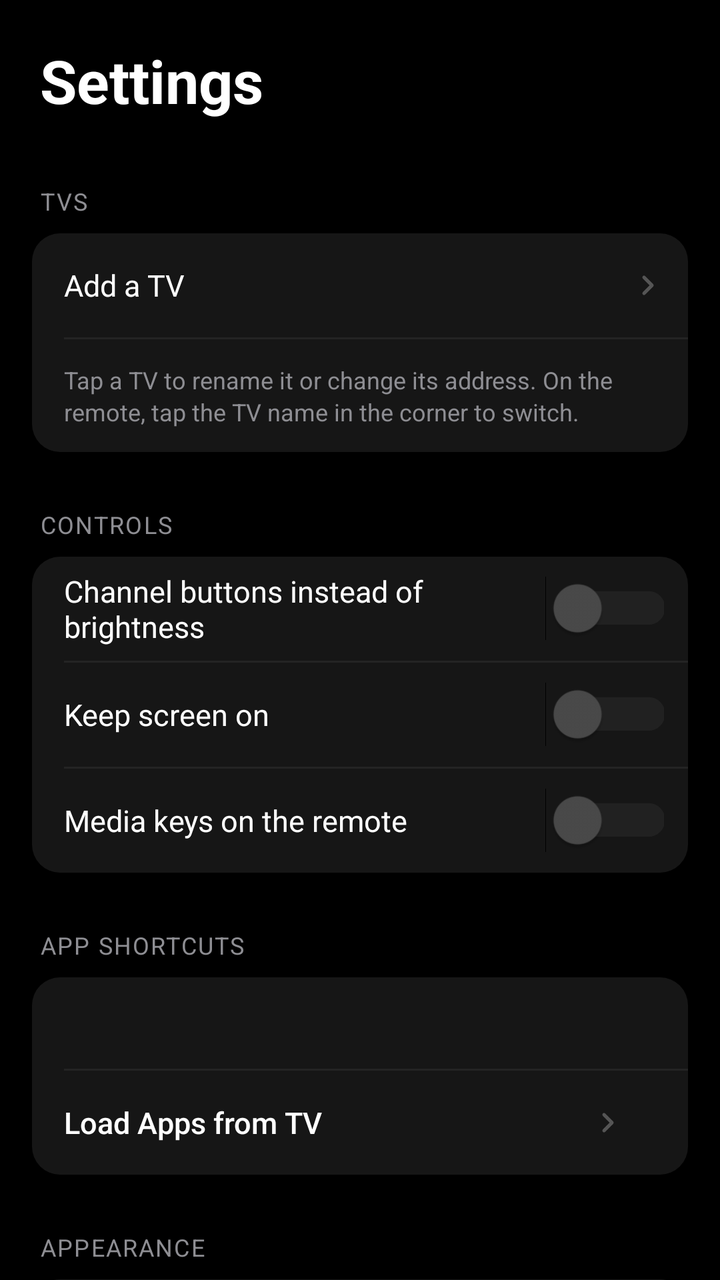
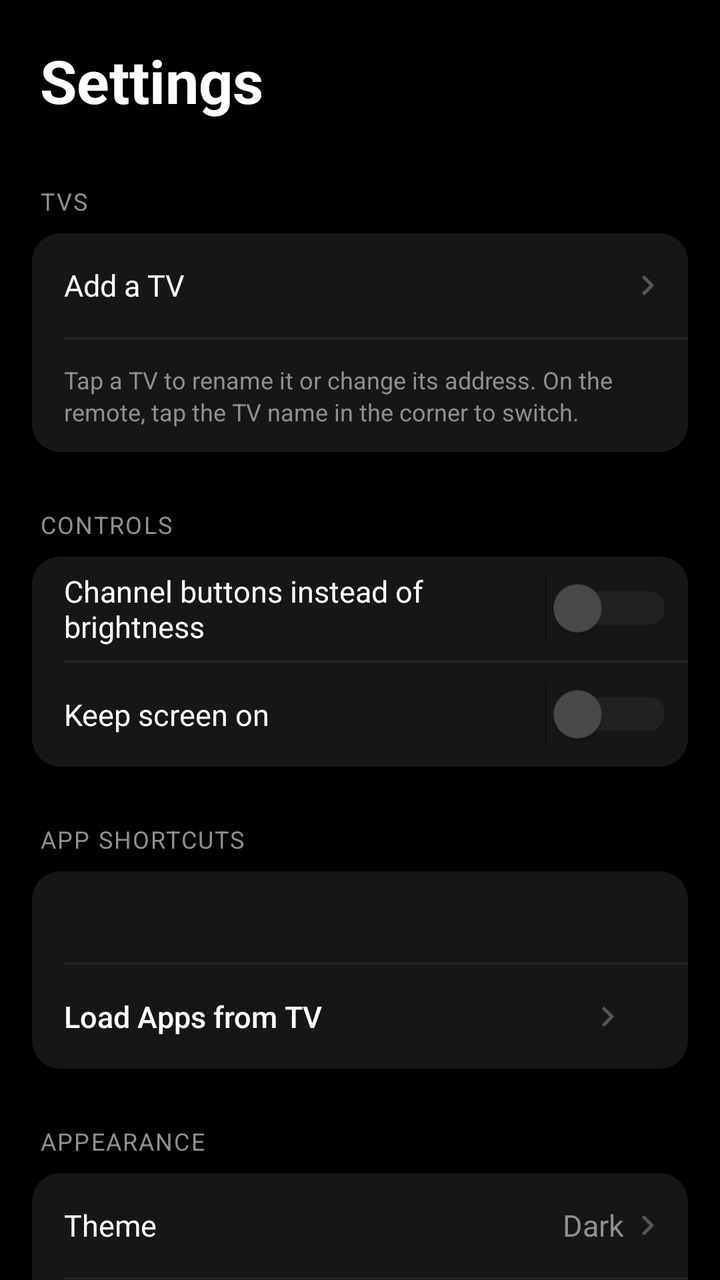

The first picture is an Android layout as it rendered before a commit; the second is the same layout after the commit. The layout source and the unified diff follow.
<!-- AndroidManifest.xml: application theme Theme.LGRemote -->
<!-- res/layout/activity_settings.xml -->
<?xml version="1.0" encoding="utf-8"?>
<androidx.core.widget.NestedScrollView
    xmlns:android="http://schemas.android.com/apk/res/android"
    android:id="@+id/settings_root"
    android:tag="window_bg"
    android:layout_width="match_parent"
    android:layout_height="match_parent"
    android:background="#000000"
    android:fillViewport="true">

    <LinearLayout
        android:layout_width="match_parent"
        android:layout_height="wrap_content"
        android:orientation="vertical"
        android:paddingHorizontal="16dp"
        android:paddingTop="20dp"
        android:paddingBottom="56dp">

        <TextView
            android:id="@+id/tv_settings_title"
            android:tag="title"
            android:layout_width="match_parent"
            android:layout_height="wrap_content"
            android:text="Settings"
            android:textColor="#FFFFFF"
            android:textSize="30sp"
            android:textStyle="bold"
            android:paddingHorizontal="4dp"
            android:layout_marginBottom="32dp" />

        
        <TextView
            android:id="@+id/tv_section_connection"
            android:tag="section_label"
            android:layout_width="match_parent"
            android:layout_height="wrap_content"
            android:text="TVS"
            android:textColor="#8E8E93"
            android:textSize="12sp"
            android:letterSpacing="0.06"
            android:paddingHorizontal="4dp"
            android:layout_marginBottom="8dp" />

        <LinearLayout
            android:id="@+id/group_connection"
            android:tag="surface_bg"
            android:layout_width="match_parent"
            android:layout_height="wrap_content"
            android:orientation="vertical"
            android:background="@drawable/bg_section_group">

            
            <LinearLayout
                android:id="@+id/tvs_container"
                android:layout_width="match_parent"
                android:layout_height="wrap_content"
                android:orientation="vertical" />

            <LinearLayout
                android:id="@+id/row_add_tv"
                android:layout_width="match_parent"
                android:layout_height="52dp"
                android:orientation="horizontal"
                android:gravity="center_vertical"
                android:paddingStart="16dp"
                android:paddingEnd="12dp"
                android:clickable="true"
                android:focusable="true"
                android:background="?attr/selectableItemBackground">

                <TextView
                    android:tag="row_label"
                    android:layout_width="0dp"
                    android:layout_height="wrap_content"
                    android:layout_weight="1"
                    android:text="Add a TV"
                    android:textColor="#FFFFFF"
                    android:textSize="15sp" />

                <ImageView
                    android:layout_width="16dp"
                    android:layout_height="16dp"
                    android:src="@drawable/ic_chevron_right"
                    android:scaleType="fitCenter"
                    android:tint="#555555" />

            </LinearLayout>

            <View android:layout_width="match_parent" android:layout_height="1dp" android:background="#242424" android:tag="divider" android:layout_marginStart="16dp" />

            <TextView
                android:tag="row_value"
                android:layout_width="match_parent"
                android:layout_height="wrap_content"
                android:text="Tap a TV to rename it or change its address. On the remote, tap the TV name in the corner to switch."
                android:textColor="#8E8E93"
                android:textSize="12sp"
                android:lineSpacingExtra="2dp"
                android:paddingHorizontal="16dp"
                android:paddingVertical="12dp" />

        </LinearLayout>

        
        <TextView
            android:id="@+id/tv_section_controls"
            android:tag="section_label"
            android:layout_width="match_parent"
            android:layout_height="wrap_content"
            android:text="CONTROLS"
            android:textColor="#8E8E93"
            android:textSize="12sp"
            android:letterSpacing="0.06"
            android:paddingHorizontal="4dp"
            android:layout_marginTop="28dp"
            android:layout_marginBottom="8dp" />

        <LinearLayout
            android:id="@+id/group_controls"
            android:tag="surface_bg"
            android:layout_width="match_parent"
            android:layout_height="wrap_content"
            android:orientation="vertical"
            android:background="@drawable/bg_section_group">

            <LinearLayout
                android:layout_width="match_parent"
                android:layout_height="52dp"
                android:orientation="horizontal"
                android:gravity="center_vertical"
                android:paddingStart="16dp"
                android:paddingEnd="12dp">

                <TextView
                    android:tag="row_label"
                    android:layout_width="0dp"
                    android:layout_height="wrap_content"
                    android:layout_weight="1"
                    android:text="Channel buttons instead of brightness"
                    android:textColor="#FFFFFF"
                    android:textSize="15sp" />

                <Switch
                    android:id="@+id/switch_channel_pill"
                    android:layout_width="wrap_content"
                    android:layout_height="wrap_content"
                    android:scaleX="1.2"
                    android:scaleY="1.2"
                    android:thumbTint="@color/switch_thumb"
                    android:trackTint="@color/switch_track" />

            </LinearLayout>

            <View android:layout_width="match_parent" android:layout_height="1dp" android:background="#242424" android:tag="divider" android:layout_marginStart="16dp" />

            <LinearLayout
                android:layout_width="match_parent"
                android:layout_height="52dp"
                android:orientation="horizontal"
                android:gravity="center_vertical"
                android:paddingStart="16dp"
                android:paddingEnd="12dp">

                <TextView
                    android:tag="row_label"
                    android:layout_width="0dp"
                    android:layout_height="wrap_content"
                    android:layout_weight="1"
                    android:text="Keep screen on"
                    android:textColor="#FFFFFF"
                    android:textSize="15sp" />

                <Switch
                    android:id="@+id/switch_keep_screen_on"
                    android:layout_width="wrap_content"
                    android:layout_height="wrap_content"
                    android:scaleX="1.2"
                    android:scaleY="1.2"
                    android:thumbTint="@color/switch_thumb"
                    android:trackTint="@color/switch_track" />

            </LinearLayout>

            <View android:layout_width="match_parent" android:layout_height="1dp" android:background="#242424" android:tag="divider" android:layout_marginStart="16dp" />

            <LinearLayout
                android:layout_width="match_parent"
                android:layout_height="52dp"
                android:orientation="horizontal"
                android:gravity="center_vertical"
                android:paddingStart="16dp"
                android:paddingEnd="12dp">

                <TextView
                    android:tag="row_label"
                    android:layout_width="0dp"
                    android:layout_height="wrap_content"
                    android:layout_weight="1"
                    android:text="Media keys on the remote"
                    android:textColor="#FFFFFF"
                    android:textSize="15sp" />

                <Switch
                    android:id="@+id/switch_media_on_main"
                    android:layout_width="wrap_content"
                    android:layout_height="wrap_content"
                    android:scaleX="1.2"
                    android:scaleY="1.2"
                    android:thumbTint="@color/switch_thumb"
                    android:trackTint="@color/switch_track" />

            </LinearLayout>

        </LinearLayout>

        
        <TextView
            android:id="@+id/tv_section_shortcuts"
            android:tag="section_label"
            android:layout_width="match_parent"
            android:layout_height="wrap_content"
            android:text="APP SHORTCUTS"
            android:textColor="#8E8E93"
            android:textSize="12sp"
            android:letterSpacing="0.06"
            android:paddingHorizontal="4dp"
            android:layout_marginTop="28dp"
            android:layout_marginBottom="8dp" />

        <LinearLayout
            android:id="@+id/group_shortcuts"
            android:tag="surface_bg"
            android:layout_width="match_parent"
            android:layout_height="wrap_content"
            android:orientation="vertical"
            android:background="@drawable/bg_section_group">

            
            <TextView
                android:id="@+id/tv_shortcuts_summary"
                android:tag="section_label"
                android:layout_width="match_parent"
                android:layout_height="wrap_content"
                android:textColor="#8E8E93"
                android:textSize="13sp"
                android:paddingHorizontal="16dp"
                android:paddingTop="14dp"
                android:paddingBottom="14dp" />

            
            <androidx.recyclerview.widget.RecyclerView
                android:id="@+id/apps_grid"
                android:layout_width="match_parent"
                android:layout_height="wrap_content"
                android:paddingHorizontal="8dp"
                android:paddingBottom="8dp"
                android:nestedScrollingEnabled="false"
                android:visibility="gone" />

            <View android:layout_width="match_parent" android:layout_height="1dp" android:background="#242424" android:tag="divider" android:layout_marginStart="16dp" />

            
            <LinearLayout
                android:layout_width="match_parent"
                android:layout_height="52dp"
                android:orientation="horizontal"
                android:gravity="center_vertical"
                android:paddingEnd="16dp">

                <Button
                    android:id="@+id/btn_load_apps"
                    android:tag="row_label"
                    android:layout_width="0dp"
                    android:layout_height="match_parent"
                    android:layout_weight="1"
                    android:background="?attr/selectableItemBackground"
                    android:text="Load Apps from TV"
                    android:textAllCaps="false"
                    android:textColor="#FFFFFF"
                    android:textSize="15sp"
                    android:textStyle="normal"
                    android:gravity="start|center_vertical"
                    android:paddingHorizontal="16dp"
                    android:drawableEnd="@drawable/ic_chevron_right"
                    android:drawableTint="#555555"
                    android:drawablePadding="4dp" />

                <ProgressBar
                    android:id="@+id/load_apps_spinner"
                    android:layout_width="20dp"
                    android:layout_height="20dp"
                    android:visibility="gone"
                    android:indeterminateTint="#888888" />

            </LinearLayout>

        </LinearLayout>

        
        <TextView
            android:id="@+id/tv_section_appearance"
            android:tag="section_label"
            android:layout_width="match_parent"
            android:layout_height="wrap_content"
            android:text="APPEARANCE"
            android:textColor="#8E8E93"
            android:textSize="12sp"
            android:letterSpacing="0.06"
            android:paddingHorizontal="4dp"
            android:layout_marginTop="28dp"
            android:layout_marginBottom="8dp" />

        <LinearLayout
            android:id="@+id/group_appearance"
            android:tag="surface_bg"
            android:layout_width="match_parent"
            android:layout_height="wrap_content"
            android:orientation="vertical"
            android:background="@drawable/bg_section_group">

            <LinearLayout
                android:id="@+id/row_theme"
                android:layout_width="match_parent"
                android:layout_height="52dp"
                android:orientation="horizontal"
                android:gravity="center_vertical"
                android:paddingStart="16dp"
                android:paddingEnd="12dp"
                android:clickable="true"
                android:focusable="true"
                android:background="?attr/selectableItemBackground">

                <TextView
                    android:tag="row_label"
                    android:layout_width="0dp"
                    android:layout_height="wrap_content"
                    android:layout_weight="1"
                    android:text="Theme"
                    android:textColor="#FFFFFF"
                    android:textSize="15sp" />

                <TextView
                    android:id="@+id/tv_current_theme"
                    android:tag="row_value"
                    android:layout_width="wrap_content"
                    android:layout_height="wrap_content"
                    android:text="Dark"
                    android:textColor="#8E8E93"
                    android:textSize="15sp"
                    android:layout_marginEnd="4dp" />

                <ImageView
                    android:layout_width="16dp"
                    android:layout_height="16dp"
                    android:src="@drawable/ic_chevron_right"
                    android:scaleType="fitCenter"
                    android:tint="#555555" />

            </LinearLayout>

            <View android:layout_width="match_parent" android:layout_height="1dp" android:background="#242424" android:tag="divider" android:layout_marginStart="16dp" />

            <LinearLayout
                android:id="@+id/row_create_theme"
                android:layout_width="match_parent"
                android:layout_height="52dp"
                android:orientation="horizontal"
                android:gravity="center_vertical"
                android:paddingStart="16dp"
                android:paddingEnd="12dp"
                android:clickable="true"
                android:focusable="true"
                android:background="?attr/selectableItemBackground">

                <TextView
                    android:id="@+id/tv_create_theme"
                    android:tag="row_label"
                    android:layout_width="0dp"
                    android:layout_height="wrap_content"
                    android:layout_weight="1"
                    android:text="Create Custom Theme"
                    android:textColor="#FFFFFF"
                    android:textSize="15sp" />

                <ImageView
                    android:layout_width="16dp"
                    android:layout_height="16dp"
                    android:src="@drawable/ic_chevron_right"
                    android:scaleType="fitCenter"
                    android:tint="#555555" />

            </LinearLayout>

        </LinearLayout>

        <TextView
            android:id="@+id/tv_section_advanced"
            android:tag="section_label"
            android:layout_width="match_parent"
            android:layout_height="wrap_content"
            android:text="ADVANCED"
            android:textColor="#8E8E93"
            android:textSize="12sp"
            android:letterSpacing="0.06"
            android:paddingHorizontal="4dp"
            android:layout_marginTop="28dp"
            android:layout_marginBottom="8dp" />

        <LinearLayout
            android:id="@+id/group_advanced"
            android:tag="surface_bg"
            android:layout_width="match_parent"
            android:layout_height="wrap_content"
            android:orientation="vertical"
            android:background="@drawable/bg_section_group">

            <LinearLayout
                android:id="@+id/row_service_remote"
                android:layout_width="match_parent"
                android:layout_height="52dp"
                android:orientation="horizontal"
                android:gravity="center_vertical"
                android:paddingStart="16dp"
                android:paddingEnd="12dp"
                android:clickable="true"
                android:focusable="true"
                android:background="?attr/selectableItemBackground">

                <TextView
                    android:tag="row_label"
                    android:layout_width="0dp"
                    android:layout_height="wrap_content"
                    android:layout_weight="1"
                    android:text="Service Remote (IR)"
                    android:textColor="#FFFFFF"
                    android:textSize="15sp" />

                <ImageView
                    android:layout_width="16dp"
                    android:layout_height="16dp"
                    android:src="@drawable/ic_chevron_right"
                    android:scaleType="fitCenter"
                    android:tint="#555555" />

            </LinearLayout>

        </LinearLayout>

        
        <TextView
            android:id="@+id/tv_section_about"
            android:tag="section_label"
            android:layout_width="match_parent"
            android:layout_height="wrap_content"
            android:text="ABOUT"
            android:textColor="#8E8E93"
            android:textSize="12sp"
            android:letterSpacing="0.06"
            android:paddingHorizontal="4dp"
            android:layout_marginTop="28dp"
            android:layout_marginBottom="8dp" />

        <LinearLayout
            android:id="@+id/group_about"
            android:tag="surface_bg"
            android:layout_width="match_parent"
            android:layout_height="wrap_content"
            android:orientation="vertical"
            android:background="@drawable/bg_section_group">

            <LinearLayout
                android:id="@+id/row_tour"
                android:layout_width="match_parent"
                android:layout_height="52dp"
                android:orientation="horizontal"
                android:gravity="center_vertical"
                android:paddingStart="16dp"
                android:paddingEnd="12dp"
                android:clickable="true"
                android:focusable="true"
                android:background="?attr/selectableItemBackground">

                <TextView
                    android:tag="row_label"
                    android:layout_width="0dp"
                    android:layout_height="wrap_content"
                    android:layout_weight="1"
                    android:text="Show the tour"
                    android:textColor="#FFFFFF"
                    android:textSize="15sp" />

                <ImageView
                    android:layout_width="16dp"
                    android:layout_height="16dp"
                    android:src="@drawable/ic_chevron_right"
                    android:scaleType="fitCenter"
                    android:tint="#555555" />

            </LinearLayout>

            <View android:layout_width="match_parent" android:layout_height="1dp" android:background="#242424" android:tag="divider" android:layout_marginStart="16dp" />

            <LinearLayout
                android:id="@+id/row_release_notes"
                android:layout_width="match_parent"
                android:layout_height="52dp"
                android:orientation="horizontal"
                android:gravity="center_vertical"
                android:paddingStart="16dp"
                android:paddingEnd="12dp"
                android:clickable="true"
                android:focusable="true"
                android:background="?attr/selectableItemBackground">

                <TextView
                    android:tag="row_label"
                    android:layout_width="0dp"
                    android:layout_height="wrap_content"
                    android:layout_weight="1"
                    android:text="Release notes"
                    android:textColor="#FFFFFF"
                    android:textSize="15sp" />

                <TextView
                    android:id="@+id/tv_app_version"
                    android:tag="row_value"
                    android:layout_width="wrap_content"
                    android:layout_height="wrap_content"
                    android:textColor="#8E8E93"
                    android:textSize="15sp"
                    android:layout_marginEnd="4dp" />

                <ImageView
                    android:layout_width="16dp"
                    android:layout_height="16dp"
                    android:src="@drawable/ic_chevron_right"
                    android:scaleType="fitCenter"
                    android:tint="#555555" />

            </LinearLayout>

        </LinearLayout>

    </LinearLayout>

</androidx.core.widget.NestedScrollView>
<!-- resources referenced by this layout -->
<resources>
  <!-- drawable bg_section_group (drawable) -->
  <?xml version="1.0" encoding="utf-8"?>
  <shape xmlns:android="http://schemas.android.com/apk/res/android">
      <solid android:color="#161616" />
      <corners android:radius="14dp" />
  </shape>
  <!-- drawable ic_chevron_right (drawable) -->
  <?xml version="1.0" encoding="utf-8"?>
  <vector xmlns:android="http://schemas.android.com/apk/res/android"
      android:width="16dp"
      android:height="16dp"
      android:viewportWidth="24"
      android:viewportHeight="24">
      <path
          android:strokeColor="#FFFFFF"
          android:strokeWidth="2.5"
          android:strokeLineCap="round"
          android:strokeLineJoin="round"
          android:fillColor="@android:color/transparent"
          android:pathData="M9,18 L15,12 L9,6" />
  </vector>
  <style name="Theme.LGRemote" parent="Theme.AppCompat.NoActionBar">
          <item name="android:windowBackground">#000000</item>
          <item name="android:statusBarColor">#000000</item>
          <item name="android:navigationBarColor">#000000</item>
      </style>
</resources>

<!-- the commit's change to res/layout/activity_settings.xml (unified diff, before → after) -->
@@ -181,35 +181,6 @@
 
             </LinearLayout>
 
-            <View android:layout_width="match_parent" android:layout_height="1dp" android:background="#242424" android:tag="divider" android:layout_marginStart="16dp" />
-
-            <LinearLayout
-                android:layout_width="match_parent"
-                android:layout_height="52dp"
-                android:orientation="horizontal"
-                android:gravity="center_vertical"
-                android:paddingStart="16dp"
-                android:paddingEnd="12dp">
-
-                <TextView
-                    android:tag="row_label"
-                    android:layout_width="0dp"
-                    android:layout_height="wrap_content"
-                    android:layout_weight="1"
-                    android:text="Media keys on the remote"
-                    android:textColor="#FFFFFF"
-                    android:textSize="15sp" />
-
-                <Switch
-                    android:id="@+id/switch_media_on_main"
-                    android:layout_width="wrap_content"
-                    android:layout_height="wrap_content"
-                    android:scaleX="1.2"
-                    android:scaleY="1.2"
-                    android:thumbTint="@color/switch_thumb"
-                    android:trackTint="@color/switch_track" />
-
-            </LinearLayout>
 
         </LinearLayout>
 
